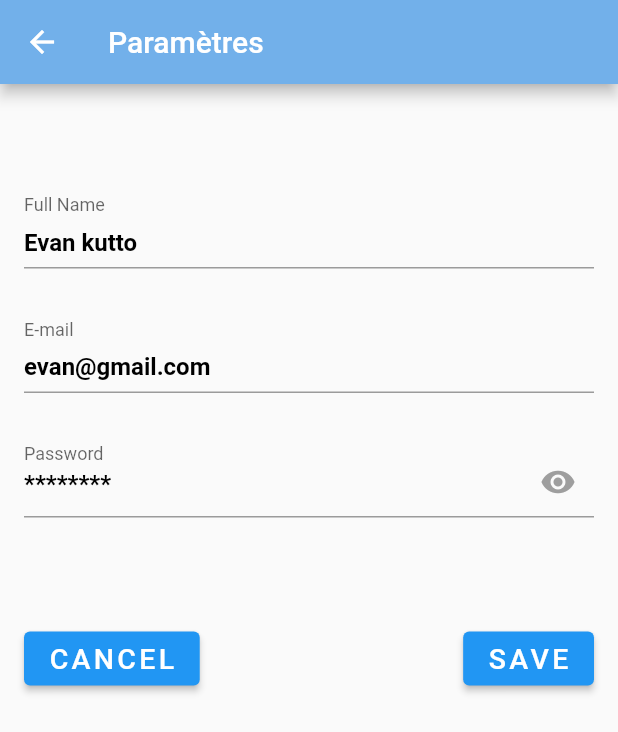
After one commit to juva-quentin/projet-developement-nesquik, a Flutter app: the Params screen opened directly, on a phone screen of 412 x 824 dp. The commit adds this screen. Shown: the top 732 px of the screen. Run offline on Flutter 3.47's test engine with Material 2 defaults, Android fonts, the phone set to English and light mode, and no system bars; our stand-ins replace auto_size_text, cloud_firestore, firebase_auth, firebase_core, firebase_database, flutter_spinkit and 11 more; missing offline and left inert: dart:ffi, json_path, tap_debouncer; accounts and stored records are empty.

Commit message:
feat/parametres

```diff
--- /dev/null
+++ b/lib/page/Params.dart
@@ -0,0 +1,133 @@
+import 'package:cloud_firestore/cloud_firestore.dart';
+import 'package:flutter/material.dart';
+
+class Params extends StatefulWidget {
+  const Params({Key key}) : super(key: key);
+
+  @override
+  State<Params> createState() => _ParamsState();
+}
+
+class _ParamsState extends State<Params> {
+  bool showPassword = false;
+  Stream collectionStream =
+      FirebaseFirestore.instance.collection('users').snapshots();
+  Stream documentStream =
+      FirebaseFirestore.instance.collection('users').doc('ABC123').snapshots();
+  @override
+  Widget build(BuildContext context) {
+    return Scaffold(
+      appBar: AppBar(
+        backgroundColor: Color(0xFF72B0EA),
+        title: Text("Paramètres"),
+      ),
+      body: Container(
+        padding: EdgeInsets.only(left: 16, top: 25, right: 16),
+        child: GestureDetector(
+          onTap: () {
+            FocusScope.of(context).unfocus();
+          },
+          child: ListView(
+            children: [
+              SizedBox(
+                height: 15,
+              ),
+              Center(
+                child: Stack(
+                  children: [
+                    Container(),
+                    Positioned(
+                        bottom: 0,
+                        right: 0,
+                        child: Container(
+                          height: 40,
+                          width: 40,
+                          decoration: BoxDecoration(
+                            shape: BoxShape.circle,
+                            border: Border.all(
+                              width: 4,
+                              color: Theme.of(context).scaffoldBackgroundColor,
+                            ),
+                            color: Color(0xFF72B0EA),
+                          ),
+                          child: Icon(
+                            Icons.edit,
+                            color: Colors.white,
+                          ),
+                        )),
+                  ],
+                ),
+              ),
+              SizedBox(
+                height: 35,
+              ),
+              buildTextField("Full Name", "Evan kutto", false),
+              buildTextField("E-mail", "evan@gmail.com", false),
+              buildTextField("Password", "********", true),
+              SizedBox(
+                height: 35,
+              ),
+              Row(
+                mainAxisAlignment: MainAxisAlignment.spaceBetween,
+                children: [
+                  ElevatedButton(
+                    onPressed: () {},
+                    style: ButtonStyle(),
+                    child: Text("CANCEL",
+                        style: TextStyle(
+                            fontSize: 19,
+                            letterSpacing: 2.2,
+                            color: Color.fromARGB(255, 255, 255, 255))),
+                  ),
+                  ElevatedButton(
+                    onPressed: () {},
+                    child: Text(
+                      "SAVE",
+                      style: TextStyle(
+                          fontSize: 19,
+                          letterSpacing: 2.2,
+                          color: Colors.white),
+                    ),
+                  )
+                ],
+              )
+            ],
+          ),
+        ),
+      ),
+    );
+  }
+
+  Widget buildTextField(
+      String labelText, String placeholder, bool isPasswordTextField) {
+    return Padding(
+      padding: const EdgeInsets.only(bottom: 35.0),
+      child: TextField(
+        obscureText: isPasswordTextField ? showPassword : false,
+        decoration: InputDecoration(
+            suffixIcon: isPasswordTextField
+                ? IconButton(
+                    onPressed: () {
+                      setState(() {
+                        showPassword = !showPassword;
+                      });
+                    },
+                    icon: Icon(
+                      Icons.remove_red_eye,
+                      color: Colors.grey,
+                    ),
+                  )
+                : null,
+            contentPadding: EdgeInsets.only(bottom: 3),
+            labelText: labelText,
+            floatingLabelBehavior: FloatingLabelBehavior.always,
+            hintText: placeholder,
+            hintStyle: TextStyle(
+              fontSize: 16,
+              fontWeight: FontWeight.bold,
+              color: Colors.black,
+            )),
+      ),
+    );
+  }
+}
--- a/lib/page/profilPage.dart
+++ b/lib/page/profilPage.dart
@@ -5,6 +5,7 @@ import 'package:page_transition/page_transition.dart';
 import 'package:percent_indicator/linear_percent_indicator.dart';
 import 'package:projet_developement_nesquik/auth/auth_util.dart';
 import 'package:intl/intl.dart';
+import 'package:projet_developement_nesquik/page/Params.dart';
 
 import '../home_page/home_page_widget.dart';
 
@@ -289,16 +290,27 @@ Widget _buildObjectifOverlay(BuildContext context) {
 @override
 Widget _buildBottomOverlay(BuildContext context) {
   var choices = [
-    {"name": "Mes courses", "rout": ""},
-    {"name": "Mes favoris", "rout": ""},
-    {"name": "Mes amis", "rout": ""},
-    {"name": "Mes paramètres", "rout": ""},
-    {"name": "Mes statistiques", "rout": ""},
+    {"name": "Mes courses", "route": ""},
+    {"name": "Mes favoris", "route": ""},
+    {"name": "Mes amis", "route": ""},
+    {"name": "Mes paramètres", "route": Params()},
+    {"name": "Mes statistiques", "route": ""},
   ];
   return Column(
     children: choices
         .map((item) => new Padding(
             padding: const EdgeInsets.only(top: 20.0),
+            child: new GestureDetector(
+                onTap: () {
+                  Navigator.push(
+                      context,
+                      PageTransition(
+                        type: PageTransitionType.bottomToTop,
+                        duration: Duration(milliseconds: 300),
+                        reverseDuration: Duration(milliseconds: 300),
+                        child: item["route"],
+                      ));
+                },
                 child: new Container(
                     width: 250,
                     alignment: Alignment.center,
@@ -307,13 +319,13 @@ Widget _buildBottomOverlay(BuildContext context) {
                       color: Color.fromARGB(255, 1, 132, 255),
                       borderRadius: BorderRadius.all(Radius.circular(5)),
                     ),
-                child: new Text(item["name"],
+                    child: Text(item["name"],
                         style: GoogleFonts.sen(
                             textStyle: TextStyle(
                           color: Color.fromARGB(255, 255, 255, 255),
                           fontSize: 24,
                           fontWeight: FontWeight.w700,
-                    ))))))
+                        )))))))
         .toList(),
   );
 }
```
Also changed, not shown: pubspec.lock. Lines whose indentation alone changed are shown as unchanged.
